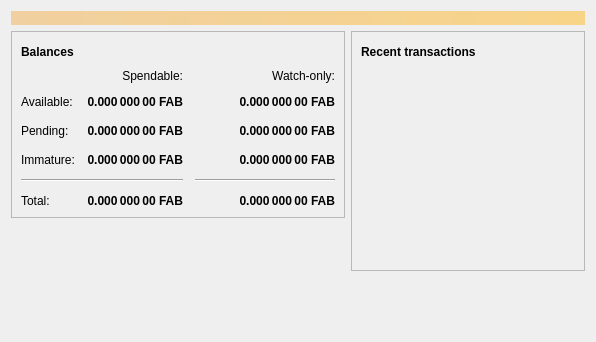
rlinxy/fcore, file src/qt/forms/overviewpage.ui: the form before one commit.
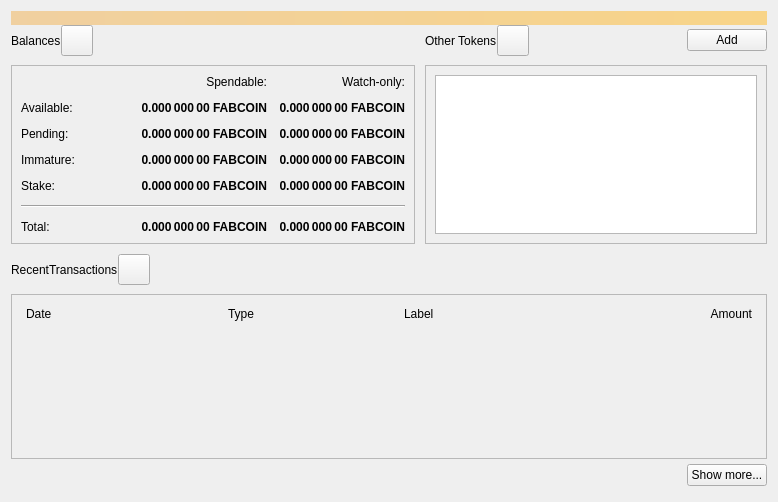
The form after the commit. Icons and pictures are not drawn.

```diff
--- a/src/qt/forms/overviewpage.ui
+++ b/src/qt/forms/overviewpage.ui
@@ -6,14 +6,17 @@
    <rect>
     <x>0</x>
     <y>0</y>
-    <width>596</width>
-    <height>342</height>
+    <width>778</width>
+    <height>502</height>
    </rect>
   </property>
   <property name="windowTitle">
    <string>Form</string>
   </property>
   <layout class="QVBoxLayout" name="topLayout">
+   <property name="spacing">
+    <number>0</number>
+   </property>
    <item>
     <widget class="QLabel" name="labelAlerts">
      <property name="visible">
@@ -34,44 +37,21 @@
     </widget>
    </item>
    <item>
-    <layout class="QHBoxLayout" name="horizontalLayout" stretch="1,1">
-     <item>
-      <layout class="QVBoxLayout" name="verticalLayout_2">
-       <item>
-        <widget class="QFrame" name="frame">
-         <property name="frameShape">
-          <enum>QFrame::StyledPanel</enum>
-         </property>
-         <property name="frameShadow">
-          <enum>QFrame::Raised</enum>
-         </property>
-         <layout class="QVBoxLayout" name="verticalLayout_4">
-          <item>
+    <layout class="QGridLayout" name="gridLayout_2">
+     <item row="0" column="2">
            <layout class="QHBoxLayout" name="horizontalLayout_4">
-            <item>
-             <widget class="QLabel" name="label_5">
-              <property name="font">
-               <font>
-                <weight>75</weight>
-                <bold>true</bold>
-               </font>
-              </property>
+       <property name="bottomMargin">
+        <number>9</number>
+       </property>
+       <item>
+        <widget class="QLabel" name="labelTokens">
               <property name="text">
-               <string>Balances</string>
+          <string>Other Tokens</string>
               </property>
              </widget>
             </item>
             <item>
-             <widget class="QPushButton" name="labelWalletStatus">
-              <property name="enabled">
-               <bool>true</bool>
-              </property>
-              <property name="maximumSize">
-               <size>
-                <width>30</width>
-                <height>16777215</height>
-               </size>
-              </property>
+        <widget class="QToolButton" name="labelTokenStatus">
               <property name="toolTip">
                <string>The displayed information may be out of date. Your wallet automatically synchronizes with the Fabcoin network after a connection is established, but this process has not completed yet.</string>
               </property>
@@ -89,13 +69,13 @@
                 <height>24</height>
                </size>
               </property>
-              <property name="flat">
-               <bool>true</bool>
+         <property name="flat" stdset="0">
+          <bool>false</bool>
               </property>
              </widget>
             </item>
             <item>
-             <spacer name="horizontalSpacer_3">
+        <spacer name="horizontalSpacer_7">
               <property name="orientation">
                <enum>Qt::Horizontal</enum>
               </property>
@@ -107,14 +87,55 @@
               </property>
              </spacer>
             </item>
-           </layout>
-          </item>
+       <item>
+        <widget class="QPushButton" name="buttonAddToken">
+         <property name="text">
+          <string>Add</string>
+         </property>
+        </widget>
+       </item>
+      </layout>
+     </item>
+     <item row="1" column="2">
+      <widget class="QFrame" name="frameOtherTokens">
+       <property name="minimumSize">
+        <size>
+         <width>0</width>
+         <height>100</height>
+        </size>
+       </property>
+       <property name="frameShape">
+        <enum>QFrame::StyledPanel</enum>
+       </property>
+       <property name="frameShadow">
+        <enum>QFrame::Raised</enum>
+       </property>
+       <layout class="QVBoxLayout" name="verticalLayout_10">
+        <item>
+         <widget class="QListView" name="listTokens">
+          <property name="enabled">
+           <bool>true</bool>
+          </property>
+         </widget>
+        </item>
+       </layout>
+      </widget>
+     </item>
+     <item row="1" column="0">
+      <widget class="QFrame" name="frameBalances">
+       <property name="frameShape">
+        <enum>QFrame::StyledPanel</enum>
+       </property>
+       <property name="frameShadow">
+        <enum>QFrame::Raised</enum>
+       </property>
+       <layout class="QVBoxLayout" name="verticalLayout_4">
           <item>
            <layout class="QGridLayout" name="gridLayout">
             <property name="spacing">
              <number>12</number>
             </property>
-            <item row="2" column="2">
+          <item row="2" column="3">
              <widget class="QLabel" name="labelWatchPending">
               <property name="font">
                <font>
@@ -129,7 +150,7 @@
                <string>Unconfirmed transactions to watch-only addresses</string>
               </property>
               <property name="text">
-               <string notr="true">0.000 000 00 FAB</string>
+             <string notr="true">0.000 000 00 FABCOIN</string>
               </property>
               <property name="alignment">
                <set>Qt::AlignRight|Qt::AlignTrailing|Qt::AlignVCenter</set>
@@ -139,7 +160,7 @@
               </property>
              </widget>
             </item>
-            <item row="2" column="1">
+          <item row="2" column="2">
              <widget class="QLabel" name="labelUnconfirmed">
               <property name="font">
                <font>
@@ -154,7 +175,7 @@
                <string>Total of transactions that have yet to be confirmed, and do not yet count toward the spendable balance</string>
               </property>
               <property name="text">
-               <string notr="true">0.000 000 00 FAB</string>
+             <string notr="true">0.000 000 00 FABCOIN</string>
               </property>
               <property name="alignment">
                <set>Qt::AlignRight|Qt::AlignTrailing|Qt::AlignVCenter</set>
@@ -165,64 +186,6 @@
              </widget>
             </item>
             <item row="3" column="2">
-             <widget class="QLabel" name="labelWatchImmature">
-              <property name="font">
-               <font>
-                <weight>75</weight>
-                <bold>true</bold>
-               </font>
-              </property>
-              <property name="cursor">
-               <cursorShape>IBeamCursor</cursorShape>
-              </property>
-              <property name="toolTip">
-               <string>Mined balance in watch-only addresses that has not yet matured</string>
-              </property>
-              <property name="text">
-               <string notr="true">0.000 000 00 FAB</string>
-              </property>
-              <property name="alignment">
-               <set>Qt::AlignRight|Qt::AlignTrailing|Qt::AlignVCenter</set>
-              </property>
-              <property name="textInteractionFlags">
-               <set>Qt::LinksAccessibleByMouse|Qt::TextSelectableByKeyboard|Qt::TextSelectableByMouse</set>
-              </property>
-             </widget>
-            </item>
-            <item row="4" column="0" colspan="2">
-             <widget class="Line" name="line">
-              <property name="orientation">
-               <enum>Qt::Horizontal</enum>
-              </property>
-             </widget>
-            </item>
-            <item row="4" column="2">
-             <widget class="Line" name="lineWatchBalance">
-              <property name="sizePolicy">
-               <sizepolicy hsizetype="Preferred" vsizetype="Fixed">
-                <horstretch>0</horstretch>
-                <verstretch>0</verstretch>
-               </sizepolicy>
-              </property>
-              <property name="minimumSize">
-               <size>
-                <width>140</width>
-                <height>0</height>
-               </size>
-              </property>
-              <property name="orientation">
-               <enum>Qt::Horizontal</enum>
-              </property>
-             </widget>
-            </item>
-            <item row="5" column="0">
-             <widget class="QLabel" name="labelTotalText">
-              <property name="text">
-               <string>Total:</string>
-              </property>
-             </widget>
-            </item>
-            <item row="3" column="1">
              <widget class="QLabel" name="labelImmature">
               <property name="font">
                <font>
@@ -237,7 +200,7 @@
                <string>Mined balance that has not yet matured</string>
               </property>
               <property name="text">
-               <string notr="true">0.000 000 00 FAB</string>
+             <string notr="true">0.000 000 00 FABCOIN</string>
               </property>
               <property name="alignment">
                <set>Qt::AlignRight|Qt::AlignTrailing|Qt::AlignVCenter</set>
@@ -247,19 +210,6 @@
               </property>
              </widget>
             </item>
-            <item row="2" column="3">
-             <spacer name="horizontalSpacer_2">
-              <property name="orientation">
-               <enum>Qt::Horizontal</enum>
-              </property>
-              <property name="sizeHint" stdset="0">
-               <size>
-                <width>40</width>
-                <height>20</height>
-               </size>
-              </property>
-             </spacer>
-            </item>
             <item row="3" column="0">
              <widget class="QLabel" name="labelImmatureText">
               <property name="text">
@@ -267,57 +217,7 @@
               </property>
              </widget>
             </item>
-            <item row="5" column="1">
-             <widget class="QLabel" name="labelTotal">
-              <property name="font">
-               <font>
-                <weight>75</weight>
-                <bold>true</bold>
-               </font>
-              </property>
-              <property name="cursor">
-               <cursorShape>IBeamCursor</cursorShape>
-              </property>
-              <property name="toolTip">
-               <string>Your current total balance</string>
-              </property>
-              <property name="text">
-               <string notr="true">0.000 000 00 FAB</string>
-              </property>
-              <property name="alignment">
-               <set>Qt::AlignRight|Qt::AlignTrailing|Qt::AlignVCenter</set>
-              </property>
-              <property name="textInteractionFlags">
-               <set>Qt::LinksAccessibleByMouse|Qt::TextSelectableByKeyboard|Qt::TextSelectableByMouse</set>
-              </property>
-             </widget>
-            </item>
-            <item row="5" column="2">
-             <widget class="QLabel" name="labelWatchTotal">
-              <property name="font">
-               <font>
-                <weight>75</weight>
-                <bold>true</bold>
-               </font>
-              </property>
-              <property name="cursor">
-               <cursorShape>IBeamCursor</cursorShape>
-              </property>
-              <property name="toolTip">
-               <string>Current total balance in watch-only addresses</string>
-              </property>
-              <property name="text">
-               <string notr="true">0.000 000 00 FAB</string>
-              </property>
-              <property name="alignment">
-               <set>Qt::AlignRight|Qt::AlignTrailing|Qt::AlignVCenter</set>
-              </property>
-              <property name="textInteractionFlags">
-               <set>Qt::LinksAccessibleByMouse|Qt::TextSelectableByKeyboard|Qt::TextSelectableByMouse</set>
-              </property>
-             </widget>
-            </item>
-            <item row="0" column="2">
+          <item row="0" column="3">
              <widget class="QLabel" name="labelWatchonly">
               <property name="text">
                <string>Watch-only:</string>
@@ -334,7 +234,7 @@
               </property>
              </widget>
             </item>
-            <item row="1" column="1">
+          <item row="1" column="2">
              <widget class="QLabel" name="labelBalance">
               <property name="font">
                <font>
@@ -349,7 +249,7 @@
                <string>Your current spendable balance</string>
               </property>
               <property name="text">
-               <string notr="true">0.000 000 00 FAB</string>
+             <string notr="true">0.000 000 00 FABCOIN</string>
               </property>
               <property name="alignment">
                <set>Qt::AlignRight|Qt::AlignTrailing|Qt::AlignVCenter</set>
@@ -359,7 +259,7 @@
               </property>
              </widget>
             </item>
-            <item row="1" column="2">
+          <item row="1" column="3">
              <widget class="QLabel" name="labelWatchAvailable">
               <property name="font">
                <font>
@@ -374,7 +274,7 @@
                <string>Your current balance in watch-only addresses</string>
               </property>
               <property name="text">
-               <string notr="true">0.000 000 00 FAB</string>
+             <string notr="true">0.000 000 00 FABCOIN</string>
               </property>
               <property name="alignment">
                <set>Qt::AlignRight|Qt::AlignTrailing|Qt::AlignVCenter</set>
@@ -391,7 +291,7 @@
               </property>
              </widget>
             </item>
-            <item row="0" column="1">
+          <item row="0" column="2">
              <widget class="QLabel" name="labelSpendable">
               <property name="text">
                <string>Spendable:</string>
@@ -401,12 +301,102 @@
               </property>
              </widget>
             </item>
-           </layout>
+          <item row="4" column="0">
+           <widget class="QLabel" name="labelStakeText">
+            <property name="text">
+             <string>Stake:</string>
+            </property>
+           </widget>
           </item>
-         </layout>
-        </widget>
-       </item>
-       <item>
+          <item row="4" column="2">
+           <widget class="QLabel" name="labelStake">
+            <property name="font">
+             <font>
+              <weight>75</weight>
+              <bold>true</bold>
+             </font>
+            </property>
+            <property name="text">
+             <string>0.000 000 00 FABCOIN</string>
+            </property>
+            <property name="alignment">
+             <set>Qt::AlignRight|Qt::AlignTrailing|Qt::AlignVCenter</set>
+            </property>
+            <property name="textInteractionFlags">
+             <set>Qt::LinksAccessibleByMouse|Qt::TextSelectableByKeyboard|Qt::TextSelectableByMouse</set>
+            </property>
+           </widget>
+          </item>
+          <item row="4" column="3">
+           <widget class="QLabel" name="labelWatchStake">
+            <property name="font">
+             <font>
+              <weight>75</weight>
+              <bold>true</bold>
+             </font>
+            </property>
+            <property name="text">
+             <string>0.000 000 00 FABCOIN</string>
+            </property>
+            <property name="alignment">
+             <set>Qt::AlignRight|Qt::AlignTrailing|Qt::AlignVCenter</set>
+            </property>
+            <property name="textInteractionFlags">
+             <set>Qt::LinksAccessibleByMouse|Qt::TextSelectableByKeyboard|Qt::TextSelectableByMouse</set>
+            </property>
+           </widget>
+          </item>
+          <item row="3" column="3">
+           <widget class="QLabel" name="labelWatchImmature">
+            <property name="font">
+             <font>
+              <weight>75</weight>
+              <bold>true</bold>
+             </font>
+            </property>
+            <property name="cursor">
+             <cursorShape>IBeamCursor</cursorShape>
+            </property>
+            <property name="toolTip">
+             <string>Mined balance in watch-only addresses that has not yet matured</string>
+            </property>
+            <property name="text">
+             <string notr="true">0.000 000 00 FABCOIN</string>
+            </property>
+            <property name="alignment">
+             <set>Qt::AlignRight|Qt::AlignTrailing|Qt::AlignVCenter</set>
+            </property>
+            <property name="textInteractionFlags">
+             <set>Qt::LinksAccessibleByMouse|Qt::TextSelectableByKeyboard|Qt::TextSelectableByMouse</set>
+            </property>
+           </widget>
+          </item>
+          <item row="7" column="3">
+           <widget class="QLabel" name="labelWatchTotal">
+            <property name="font">
+             <font>
+              <weight>75</weight>
+              <bold>true</bold>
+             </font>
+            </property>
+            <property name="cursor">
+             <cursorShape>IBeamCursor</cursorShape>
+            </property>
+            <property name="toolTip">
+             <string>Current total balance in watch-only addresses</string>
+            </property>
+            <property name="text">
+             <string notr="true">0.000 000 00 FABCOIN</string>
+            </property>
+            <property name="alignment">
+             <set>Qt::AlignRight|Qt::AlignTrailing|Qt::AlignVCenter</set>
+            </property>
+            <property name="textInteractionFlags">
+             <set>Qt::LinksAccessibleByMouse|Qt::TextSelectableByKeyboard|Qt::TextSelectableByMouse</set>
+            </property>
+           </widget>
+          </item>
+          <item row="5" column="0" colspan="4">
         <spacer name="verticalSpacer">
          <property name="orientation">
           <enum>Qt::Vertical</enum>
@@ -419,45 +409,80 @@
          </property>
         </spacer>
        </item>
-      </layout>
-     </item>
-     <item>
-      <layout class="QVBoxLayout" name="verticalLayout_3">
-       <item>
-        <widget class="QFrame" name="frame_2">
-         <property name="frameShape">
-          <enum>QFrame::StyledPanel</enum>
-         </property>
-         <property name="frameShadow">
-          <enum>QFrame::Raised</enum>
-         </property>
-         <layout class="QVBoxLayout" name="verticalLayout">
-          <item>
+          <item row="7" column="2">
+           <widget class="QLabel" name="labelTotal">
+            <property name="font">
+             <font>
+              <weight>75</weight>
+              <bold>true</bold>
+             </font>
+            </property>
+            <property name="cursor">
+             <cursorShape>IBeamCursor</cursorShape>
+            </property>
+            <property name="toolTip">
+             <string>Your current total balance</string>
+            </property>
+            <property name="text">
+             <string notr="true">0.000 000 00 FABCOIN</string>
+            </property>
+            <property name="alignment">
+             <set>Qt::AlignRight|Qt::AlignTrailing|Qt::AlignVCenter</set>
+            </property>
+            <property name="textInteractionFlags">
+             <set>Qt::LinksAccessibleByMouse|Qt::TextSelectableByKeyboard|Qt::TextSelectableByMouse</set>
+            </property>
+           </widget>
+          </item>
+          <item row="0" column="1" rowspan="5">
+           <spacer name="horizontalSpacer_5">
+            <property name="orientation">
+             <enum>Qt::Horizontal</enum>
+            </property>
+            <property name="sizeHint" stdset="0">
+             <size>
+              <width>40</width>
+              <height>20</height>
+             </size>
+            </property>
+           </spacer>
+          </item>
+          <item row="7" column="0">
+           <widget class="QLabel" name="labelTotalText">
+            <property name="text">
+             <string>Total:        </string>
+            </property>
+           </widget>
+          </item>
+          <item row="6" column="0" colspan="4">
+           <widget class="Line" name="hLine">
+            <property name="orientation">
+             <enum>Qt::Horizontal</enum>
+            </property>
+           </widget>
+          </item>
+         </layout>
+        </item>
+       </layout>
+      </widget>
+     </item>
+     <item row="0" column="0">
            <layout class="QHBoxLayout" name="horizontalLayout_2">
-            <item>
-             <widget class="QLabel" name="label_4">
-              <property name="font">
-               <font>
-                <weight>75</weight>
-                <bold>true</bold>
-               </font>
-              </property>
+       <property name="bottomMargin">
+        <number>9</number>
+       </property>
+       <item>
+        <widget class="QLabel" name="labelBalances">
               <property name="text">
-               <string>Recent transactions</string>
+          <string>Balances</string>
               </property>
              </widget>
             </item>
             <item>
-             <widget class="QPushButton" name="labelTransactionsStatus">
+        <widget class="QToolButton" name="labelWalletStatus">
               <property name="enabled">
                <bool>true</bool>
               </property>
-              <property name="maximumSize">
-               <size>
-                <width>30</width>
-                <height>16777215</height>
-               </size>
-              </property>
               <property name="toolTip">
                <string>The displayed information may be out of date. Your wallet automatically synchronizes with the Fabcoin network after a connection is established, but this process has not completed yet.</string>
               </property>
@@ -475,8 +500,8 @@
                 <height>24</height>
                </size>
               </property>
-              <property name="flat">
-               <bool>true</bool>
+         <property name="flat" stdset="0">
+          <bool>false</bool>
               </property>
              </widget>
             </item>
@@ -495,6 +520,165 @@
             </item>
            </layout>
           </item>
+     <item row="0" column="1" rowspan="2">
+      <spacer name="horizontalSpacer_4">
+       <property name="orientation">
+        <enum>Qt::Horizontal</enum>
+       </property>
+       <property name="sizeType">
+        <enum>QSizePolicy::Fixed</enum>
+       </property>
+       <property name="sizeHint" stdset="0">
+        <size>
+         <width>10</width>
+         <height>20</height>
+        </size>
+       </property>
+      </spacer>
+     </item>
+    </layout>
+   </item>
+   <item>
+    <spacer name="verticalSpacer_4">
+     <property name="orientation">
+      <enum>Qt::Vertical</enum>
+     </property>
+     <property name="sizeType">
+      <enum>QSizePolicy::Fixed</enum>
+     </property>
+     <property name="sizeHint" stdset="0">
+      <size>
+       <width>20</width>
+       <height>10</height>
+      </size>
+     </property>
+    </spacer>
+   </item>
+   <item>
+    <layout class="QHBoxLayout" name="horizontalLayout_6">
+     <property name="bottomMargin">
+      <number>9</number>
+     </property>
+     <item>
+      <widget class="QLabel" name="labelRecentTransactions">
+       <property name="text">
+        <string>RecentTransactions</string>
+       </property>
+      </widget>
+     </item>
+     <item>
+      <widget class="QToolButton" name="labelTransactionsStatus">
+       <property name="enabled">
+        <bool>true</bool>
+       </property>
+       <property name="toolTip">
+        <string>The displayed information may be out of date. Your wallet automatically synchronizes with the Fabcoin network after a connection is established, but this process has not completed yet.</string>
+       </property>
+       <property name="text">
+        <string/>
+       </property>
+       <property name="icon">
+        <iconset>
+         <normaloff>:/icons/warning</normaloff>
+         <disabledoff>:/icons/warning</disabledoff>:/icons/warning</iconset>
+       </property>
+       <property name="iconSize">
+        <size>
+         <width>24</width>
+         <height>24</height>
+        </size>
+       </property>
+       <property name="flat" stdset="0">
+        <bool>false</bool>
+       </property>
+      </widget>
+     </item>
+     <item>
+      <spacer name="horizontalSpacer_3">
+       <property name="orientation">
+        <enum>Qt::Horizontal</enum>
+       </property>
+       <property name="sizeHint" stdset="0">
+        <size>
+         <width>40</width>
+         <height>20</height>
+        </size>
+       </property>
+      </spacer>
+     </item>
+    </layout>
+   </item>
+   <item>
+    <layout class="QVBoxLayout" name="verticalLayout_3">
+     <item>
+      <widget class="QFrame" name="frameRecentTransactions">
+       <property name="frameShape">
+        <enum>QFrame::StyledPanel</enum>
+       </property>
+       <property name="frameShadow">
+        <enum>QFrame::Raised</enum>
+       </property>
+       <layout class="QVBoxLayout" name="verticalLayout_8">
+        <item>
+         <layout class="QHBoxLayout" name="horizontalLayout_3">
+          <property name="spacing">
+           <number>5</number>
+          </property>
+          <property name="leftMargin">
+           <number>5</number>
+          </property>
+          <property name="rightMargin">
+           <number>5</number>
+          </property>
+          <item>
+           <widget class="QLabel" name="labelDate">
+            <property name="text">
+             <string>Date</string>
+            </property>
+           </widget>
+          </item>
+          <item>
+           <spacer name="horizontalSpacer_2">
+            <property name="orientation">
+             <enum>Qt::Horizontal</enum>
+            </property>
+            <property name="sizeType">
+             <enum>QSizePolicy::Fixed</enum>
+            </property>
+            <property name="sizeHint" stdset="0">
+             <size>
+              <width>25</width>
+              <height>20</height>
+             </size>
+            </property>
+           </spacer>
+          </item>
+          <item>
+           <widget class="QLabel" name="labelType">
+            <property name="text">
+             <string>Type</string>
+            </property>
+           </widget>
+          </item>
+          <item>
+           <widget class="QLabel" name="labelAddress">
+            <property name="text">
+             <string>Label</string>
+            </property>
+           </widget>
+          </item>
+          <item>
+           <widget class="QLabel" name="labelAmount">
+            <property name="text">
+             <string>Amount</string>
+            </property>
+            <property name="alignment">
+             <set>Qt::AlignRight|Qt::AlignTrailing|Qt::AlignVCenter</set>
+            </property>
+           </widget>
+          </item>
+         </layout>
+        </item>
           <item>
            <widget class="QListView" name="listTransactions">
             <property name="styleSheet">
@@ -518,18 +702,33 @@
         </widget>
        </item>
        <item>
-        <spacer name="verticalSpacer_2">
+      <layout class="QHBoxLayout" name="horizontalLayout">
+       <property name="topMargin">
+        <number>5</number>
+       </property>
+       <property name="bottomMargin">
+        <number>5</number>
+       </property>
+       <item>
+        <spacer name="horizontalSpacer_6">
          <property name="orientation">
-          <enum>Qt::Vertical</enum>
+          <enum>Qt::Horizontal</enum>
          </property>
          <property name="sizeHint" stdset="0">
           <size>
-           <width>20</width>
-           <height>40</height>
+           <width>40</width>
+           <height>20</height>
           </size>
          </property>
         </spacer>
        </item>
+       <item>
+        <widget class="QPushButton" name="showMoreButton">
+         <property name="text">
+          <string>Show more...</string>
+         </property>
+        </widget>
+       </item>
       </layout>
      </item>
     </layout>
```
Left out of the diff: 10 changed lines with no effect on the pictures. Lines whose indentation alone changed are shown as unchanged.
